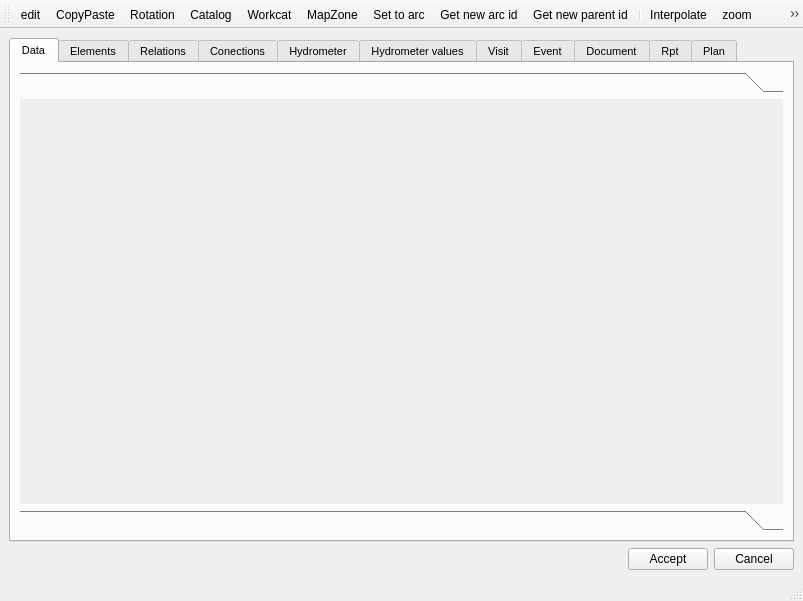
Above: core/ui/toolbars/basic/info_feature.ui from Giswater/giswater_qgis_plugin before the change. Below: the same form after it.
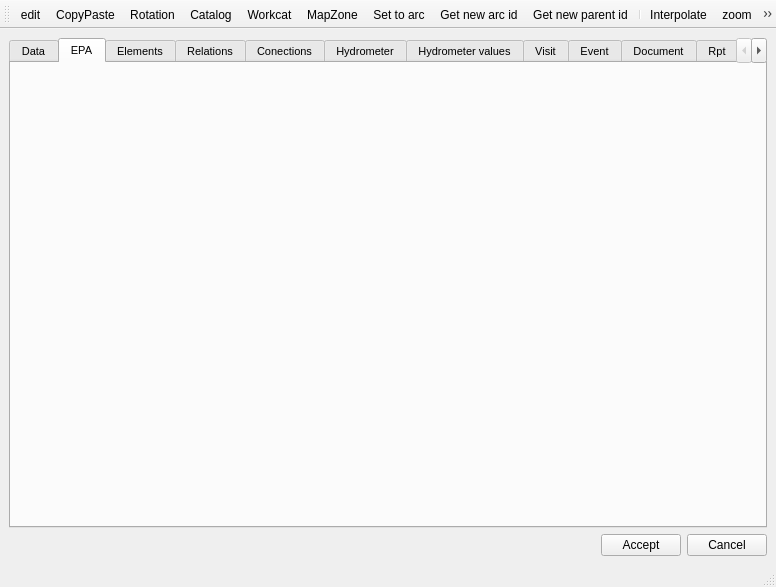
That is the form after the change. The open tabs and pages were chosen to show the change. Icons and pictures are not drawn.

Commit message: Tab EPA WIP #788

Patch:
```diff
--- a/core/ui/toolbars/basic/info_feature.ui
+++ b/core/ui/toolbars/basic/info_feature.ui
@@ -6,8 +6,8 @@
    <rect>
     <x>0</x>
     <y>0</y>
-    <width>803</width>
-    <height>601</height>
+    <width>776</width>
+    <height>587</height>
    </rect>
   </property>
   <property name="windowTitle">
@@ -88,8 +88,8 @@
             <rect>
              <x>0</x>
              <y>0</y>
-             <width>761</width>
-             <height>382</height>
+             <width>734</width>
+             <height>368</height>
             </rect>
            </property>
            <attribute name="label">
@@ -126,6 +126,25 @@
         </item>
        </layout>
       </widget>
+      <widget class="QWidget" name="tab_epa">
+       <attribute name="title">
+        <string>EPA</string>
+       </attribute>
+       <layout class="QGridLayout" name="gridLayout_11">
+        <item row="0" column="0" colspan="2">
+         <layout class="QGridLayout" name="lyt_epa_1"/>
+        </item>
+        <item row="1" column="0">
+         <layout class="QGridLayout" name="lyt_epa_data_1"/>
+        </item>
+        <item row="1" column="1">
+         <layout class="QGridLayout" name="lyt_epa_data_2"/>
+        </item>
+        <item row="2" column="0" colspan="2">
+         <layout class="QGridLayout" name="lyt_epa_3"/>
+        </item>
+       </layout>
+      </widget>
       <widget class="QWidget" name="tab_elements">
        <attribute name="title">
         <string>Elements</string>
```
Left out of the diff: 4 changed lines with no effect on the pictures. The commit also changes 2 other files.
